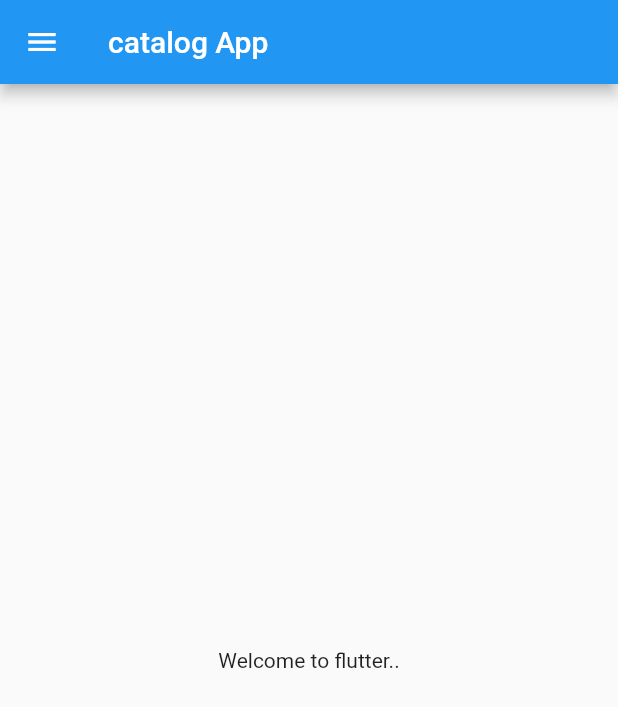
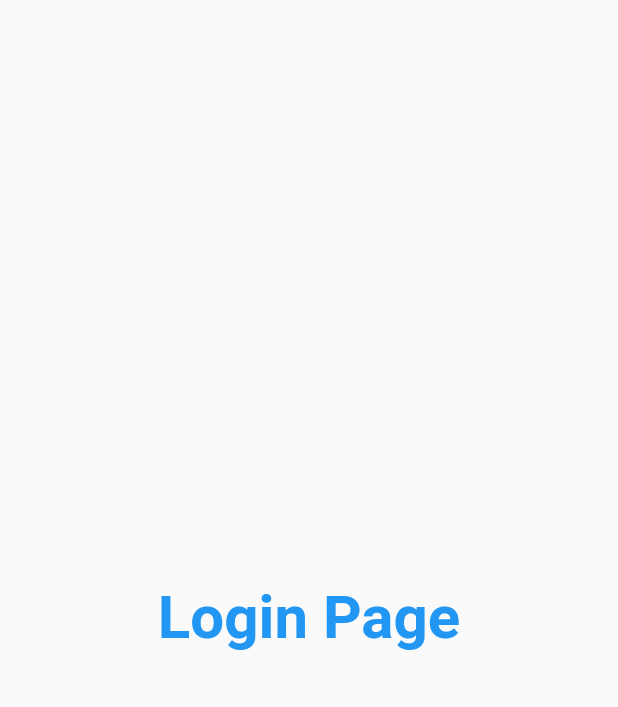
Before and after one commit to kravindra1415/FlutterTutorial, a Flutter app: the screen it shows after launch, on a phone screen of 412 x 824 dp. Shown: the top 707 px of the screen. Run offline on Flutter 3.47's test engine with Material 2 defaults, Android fonts, the light colour scheme and no system bars.

Commit message:
day 3 completed

```diff
--- a/lib/main.dart
+++ b/lib/main.dart
@@ -1,5 +1,6 @@
 import 'package:flutter/material.dart';
-import 'package:flutter_catalog_app/homepage.dart';
+import 'package:flutter_catalog_app/pages/homepage.dart';
+import 'package:flutter_catalog_app/pages/loginpage.dart';
 
 void main() {
   runApp(MyApp());
@@ -12,7 +13,20 @@ class MyApp extends StatelessWidget {
   Widget build(BuildContext context) {
     return MaterialApp(
       debugShowCheckedModeBanner: false,
-      home: HomePage(),
+      //home: HomePage(),
+      themeMode: ThemeMode.light,
+      theme: ThemeData(
+        primarySwatch: Colors.deepOrange,
+      ),
+      darkTheme: ThemeData(
+        brightness: Brightness.light,
+      ),
+
+      routes: {
+        "/": (context) => LoginPage(),
+        "/login": (context) => LoginPage(),
+        "/home": (context) => HomePage(),
+      },
     );
   }
 }
--- /dev/null
+++ b/lib/pages/loginpage.dart
@@ -0,0 +1,23 @@
+import 'package:flutter/material.dart';
+
+class LoginPage extends StatelessWidget {
+  const LoginPage({Key? key}) : super(key: key);
+
+  @override
+  Widget build(BuildContext context) {
+    return Scaffold(
+      body: Material(
+        child: Center(
+          child: Text(
+            'Login Page',
+            style: TextStyle(
+              fontSize: 40,
+              color: Colors.blue,
+              fontWeight: FontWeight.bold,
+            ),
+          ),
+        ),
+      ),
+    );
+  }
+}
```
Also changed, not shown: lib/pages/homepage.dart (renamed from lib/homepage.dart).
